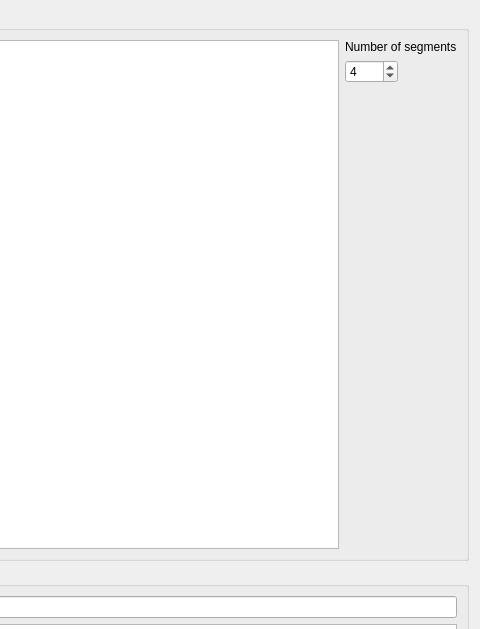
The window that src/constituentsdialog.ui (hobrasoft/simul6) describes before a commit, drawn with Qt 5; both pictures show x 623 to 1103 and y 0 to 629 of the 1103 by 767 pixel window.
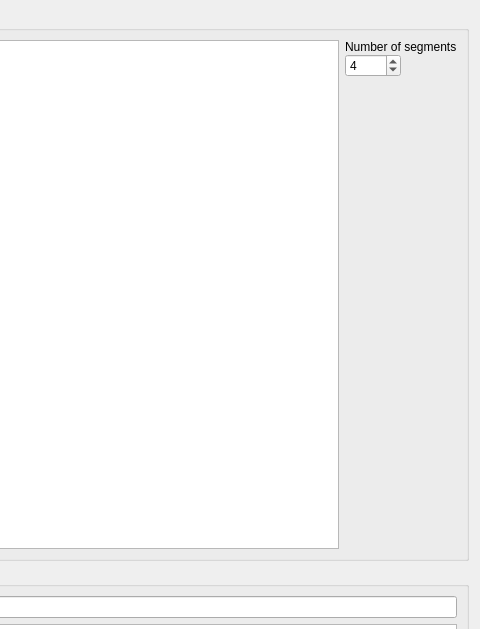
The same window after the commit. Custom widgets are drawn as their Qt base class.

```diff
--- a/src/constituentsdialog.ui
+++ b/src/constituentsdialog.ui
@@ -192,6 +192,24 @@
              </widget>
             </item>
             <item row="0" column="1">
+             <widget class="QWidget" name="f_segmentsNumberWidget" native="true">
+              <layout class="QGridLayout" name="gridLayout_7">
+               <property name="leftMargin">
+                <number>0</number>
+               </property>
+               <property name="topMargin">
+                <number>0</number>
+               </property>
+               <property name="rightMargin">
+                <number>0</number>
+               </property>
+               <property name="bottomMargin">
+                <number>0</number>
+               </property>
+               <property name="spacing">
+                <number>0</number>
+               </property>
+               <item row="0" column="0">
              <layout class="QGridLayout" name="gridLayout_3">
               <item row="3" column="0">
                <spacer name="verticalSpacer">
@@ -227,6 +245,19 @@
                </widget>
               </item>
              </layout>
+               </item>
+              </layout>
+             </widget>
+            </item>
+            <item row="0" column="0">
+             <widget class="QTableView" name="f_segmentsView">
+              <attribute name="verticalHeaderMinimumSectionSize">
+               <number>20</number>
+              </attribute>
+              <attribute name="verticalHeaderDefaultSectionSize">
+               <number>25</number>
+              </attribute>
+             </widget>
             </item>
            </layout>
           </widget>
```
Left out of the diff: 10 changed lines with no effect on the pictures. Lines whose indentation alone changed are shown as unchanged.
